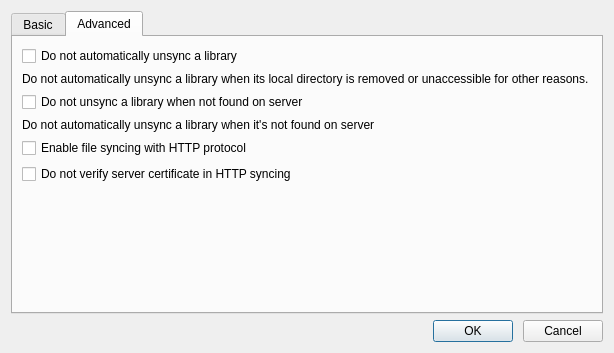
Before: the Qt Designer form ui/settings-dialog.ui in haiwen/seafile-client, drawn with Qt 5.
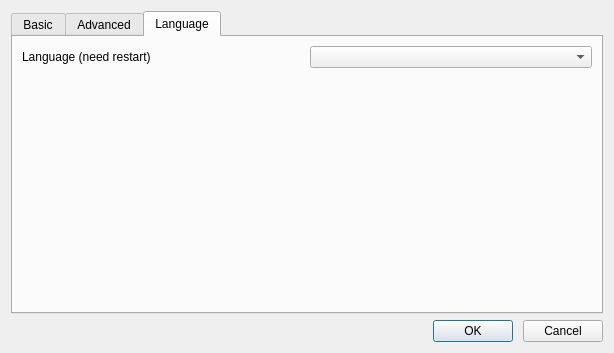
After: the same form once the commit is applied. The open tabs and pages were chosen to show the change.

Commit message:
add an option to choose language
Closes #404.

Patch:
```diff
--- a/ui/settings-dialog.ui
+++ b/ui/settings-dialog.ui
@@ -192,6 +192,41 @@
        </item>
       </layout>
      </widget>
+     <widget class="QWidget" name="mLanguageTab">
+      <attribute name="title">
+       <string>Language</string>
+      </attribute>
+      <layout class="QVBoxLayout" name="languageTabLayout">
+       <item>
+        <layout class="QHBoxLayout" name="languageLayout">
+         <item>
+          <widget class="QLabel" name="mLanguageLabel">
+           <property name="text">
+            <string>Language (need restart)</string>
+           </property>
+          </widget>
+         </item>
+         <item>
+          <widget class="QComboBox" name="mLanguageComboBox">
+          </widget>
+         </item>
+        </layout>
+       </item>
+       <item>
+        <spacer name="verticalSpacer_1">
+         <property name="orientation">
+          <enum>Qt::Vertical</enum>
+         </property>
+         <property name="sizeHint" stdset="0">
+          <size>
+           <width>20</width>
+           <height>40</height>
+          </size>
+         </property>
+        </spacer>
+       </item>
+      </layout>
+     </widget>
     </widget>
    </item>
    <item>
```
The commit also changes 6 other files.
